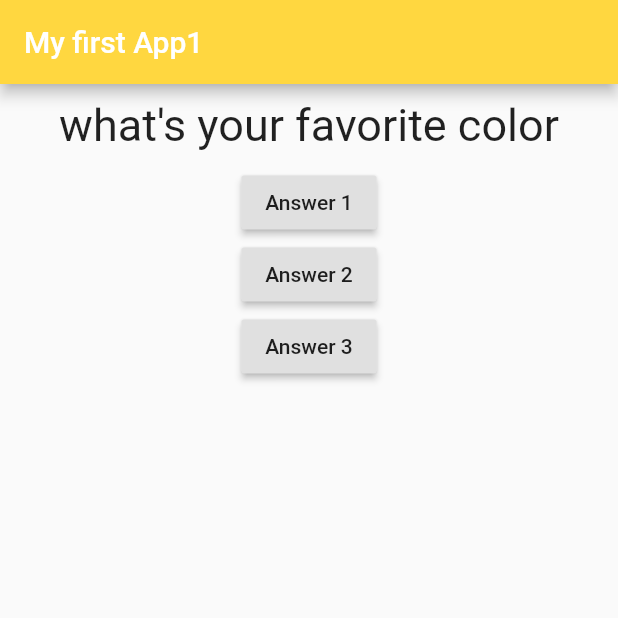
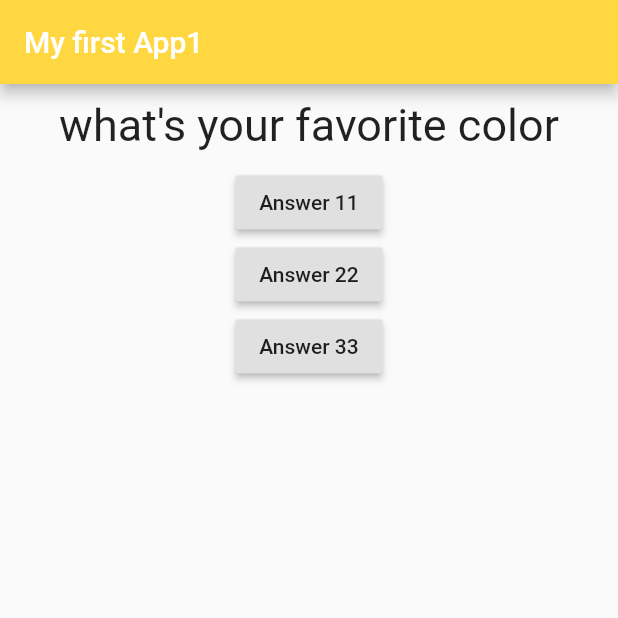
Before and after one commit to ponganan/testflutter, a Flutter app: the screen it shows after launch, on a phone screen of 412 x 824 dp, the top half of it. Run offline on Flutter 3.47's test engine with Material 2 defaults, Android fonts, the phone set to English and light mode, and no system bars.

Commit message:
2nd Commit

```diff
--- a/lib/main.dart
+++ b/lib/main.dart
@@ -42,15 +42,15 @@ class _MyAppState extends State<MyApp> {
               questions[_questionIndex],
             ),
             RaisedButton(
-              child: Text('Answer 1'),
+              child: Text('Answer 11'),
               onPressed: _answerQuestion,
             ),
             RaisedButton(
-              child: Text('Answer 2'),
+              child: Text('Answer 22'),
               onPressed: () => print('Answer 2 Chosen'),
             ),
             RaisedButton(
-              child: Text('Answer 3'),
+              child: Text('Answer 33'),
               onPressed: () {
                 //...
                 print('Answer 3 Chosen');
```
